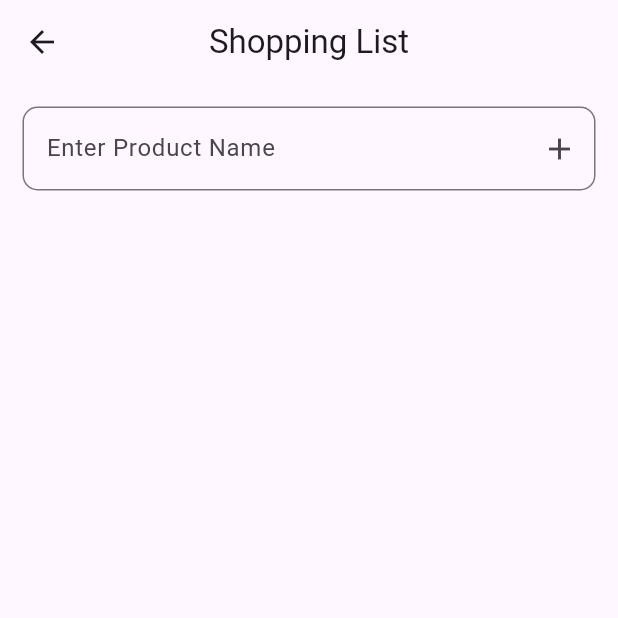
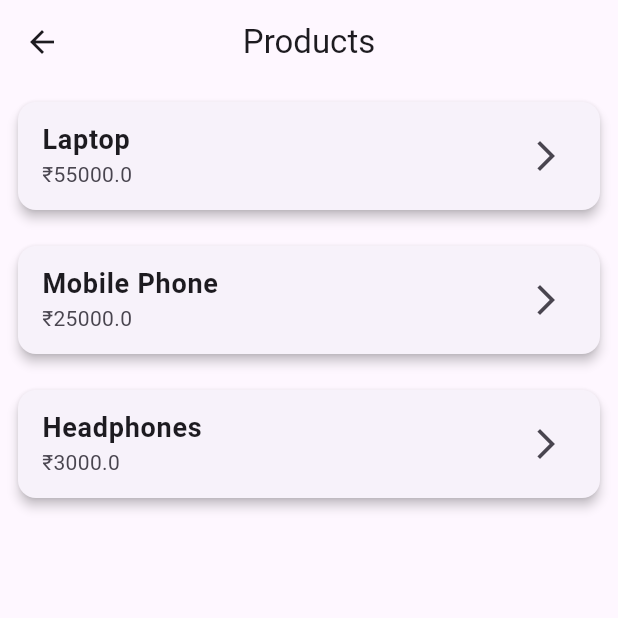
Before and after one commit to Teenz-SK/flutter-product-app, a Flutter app: the ProductsScreen screen opened directly, on a phone screen of 412 x 824 dp, the top half of it. Run offline on Flutter 3.47's test engine with Material 3 defaults, Android fonts, the phone set to English and light mode, and no system bars.

Commit message:
Implemented Product Details screen and passed full model object

```diff
--- a/lib/models/product.dart
+++ b/lib/models/product.dart
@@ -1,17 +1,13 @@
-import 'package:flutter/material.dart';
-
 class Product {
 
   final String name;
   final double price;
   final String description;
-  final IconData icon;
 
   Product({
     required this.name,
     required this.price,
     required this.description,
-    required this.icon,
   });
 
 }
--- a/lib/screens/products_screen.dart
+++ b/lib/screens/products_screen.dart
@@ -1,39 +1,33 @@
 import 'package:flutter/material.dart';
-import '../models/shopping_item.dart';
+import '../models/product.dart';
+import 'product_details_screen.dart';
 
-class ProductsScreen extends StatefulWidget {
-  const ProductsScreen({super.key});
+class ProductsScreen extends StatelessWidget {
 
-  @override
-  State<ProductsScreen> createState() => _ProductsScreenState();
-}
+  ProductsScreen({super.key});
 
-class _ProductsScreenState extends State<ProductsScreen> {
+  // Dummy Product Data
+  final List<Product> products = [
 
-  // TextField Controller
-  TextEditingController controller = TextEditingController();
+    Product(
+      name: "Laptop",
+      price: 55000,
+      description: "High performance laptop suitable for work and gaming.",
+    ),
 
-  // Shopping List
-  List<ShoppingItem> items = [];
+    Product(
+      name: "Mobile Phone",
+      price: 25000,
+      description: "Latest smartphone with excellent camera quality.",
+    ),
 
-  // Add Item
-  void addItem() {
+    Product(
+      name: "Headphones",
+      price: 3000,
+      description: "Wireless headphones with noise cancellation feature.",
+    ),
 
-    if(controller.text.isEmpty) return;
-
-    setState(() {
-
-      items.add(
-        ShoppingItem(
-          name: controller.text,
-        ),
-      );
-
-      controller.clear();
-
-    });
-
-  }
+  ];
 
   @override
   Widget build(BuildContext context) {
@@ -41,139 +35,50 @@ class _ProductsScreenState extends State<ProductsScreen> {
     return Scaffold(
 
       appBar: AppBar(
-        title: const Text("Shopping List"),
+        title: const Text("Products"),
         centerTitle: true,
       ),
 
-      body: Padding(
+      body: ListView.builder(
 
-        padding: const EdgeInsets.all(15),
+        itemCount: products.length,
 
-        child: Column(
+        itemBuilder: (context, index) {
 
-          children: [
-
-            // Input Field
-            TextField(
-
-              controller: controller,
-
-              decoration: InputDecoration(
-
-                hintText: "Enter Product Name",
-
-                border: OutlineInputBorder(
-                  borderRadius: BorderRadius.circular(10),
-                ),
-
-                suffixIcon: IconButton(
-                  icon: const Icon(Icons.add),
-                  onPressed: addItem,
-                ),
-
-              ),
-
-              onSubmitted: (value){
-                addItem();
-              },
-
-            ),
-
-            const SizedBox(height: 20),
-
-            // List
-            Expanded(
-
-              child: ListView.builder(
-
-                itemCount: items.length,
-
-                itemBuilder: (context,index){
+          final product = products[index];
 
           return Card(
 
-                    margin: const EdgeInsets.only(bottom: 10),
+            margin: const EdgeInsets.all(12),
+
+            elevation: 3,
 
             child: ListTile(
 
               title: Text(
-                        items[index].name,
+                product.name,
                 style: const TextStyle(
                   fontSize: 18,
                   fontWeight: FontWeight.bold,
                 ),
               ),
 
-                      trailing: Row(
+              subtitle: Text("₹${product.price}"),
 
-                        mainAxisSize: MainAxisSize.min,
+              trailing: const Icon(Icons.arrow_forward_ios),
 
-                        children: [
+              onTap: () {
 
-                          // Decrease
-                          IconButton(
-
-                            icon: const Icon(Icons.remove),
-
-                            onPressed: (){
-
-                              setState(() {
-
-                                if(items[index].quantity > 1){
-
-                                  items[index].quantity--;
-
-                                }
-
-                              });
+                // Passing FULL model object
+                Navigator.push(
+                  context,
+                  MaterialPageRoute(
+                    builder: (context) =>
+                        ProductDetailsScreen(product: product),
+                  ),
+                );
 
               },
-
-                          ),
-
-                          // Quantity
-                          Text(
-                            items[index].quantity.toString(),
-                            style: const TextStyle(fontSize: 18),
-                          ),
-
-                          // Increase
-                          IconButton(
-
-                            icon: const Icon(Icons.add),
-
-                            onPressed: (){
-
-                              setState(() {
-
-                                items[index].quantity++;
-
-                              });
-
-                            },
-
-                          ),
-
-                          // Delete
-                          IconButton(
-
-                            icon: const Icon(Icons.delete,color: Colors.red),
-
-                            onPressed: (){
-
-                              setState(() {
-
-                                items.removeAt(index);
-
-                              });
-
-                            },
-
-                          ),
-
-                        ],
-
-                      ),
 
             ),
 
@@ -183,14 +88,6 @@ class _ProductsScreenState extends State<ProductsScreen> {
 
       ),
 
-            ),
-
-          ],
-
-        ),
-
-      ),
-
     );
 
   }
```
Also changed, not shown: lib/main.dart (+3 -9 lines), lib/screens/product_details_screen.dart (+7 -60 lines). Lines whose indentation alone changed are shown as unchanged.
